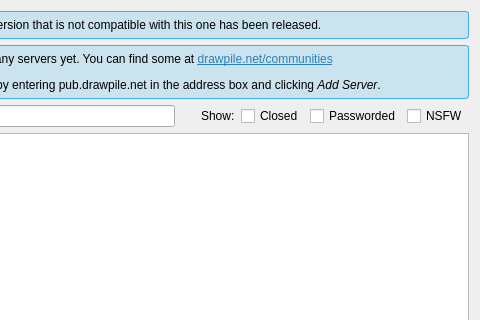
First picture: the form in src/desktop/ui/joindialog.ui, repository drawpile/Drawpile, before the edit; both pictures show x 254 to 734 and y 0 to 320 of the 734 by 485 pixel window.
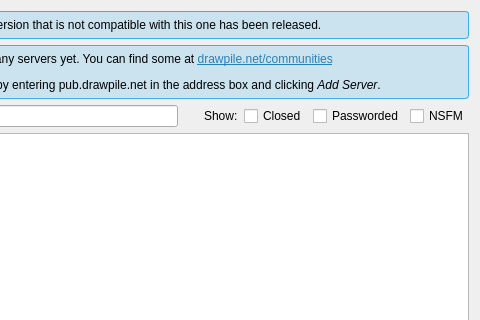
Second picture: the form after the edit. Icons and pictures are not drawn. Custom widgets are drawn as their Qt base class.

Commit message:
Fix NSFM wording in join and login dialogs
Instead of calling it NSFW, it is now called NSFM, like anywhere else.

```diff
--- a/src/desktop/ui/joindialog.ui
+++ b/src/desktop/ui/joindialog.ui
@@ -106,7 +106,10 @@
      <item>
       <widget class="QCheckBox" name="showNsfw">
        <property name="text">
-        <string>NSFW</string>
+        <string>NSFM</string>
+       </property>
+       <property name="toolTip">
+        <string>Show sessions not suitable for minors (NSFM)</string>
        </property>
       </widget>
      </item>
```
The commit also changes 1 other file.
